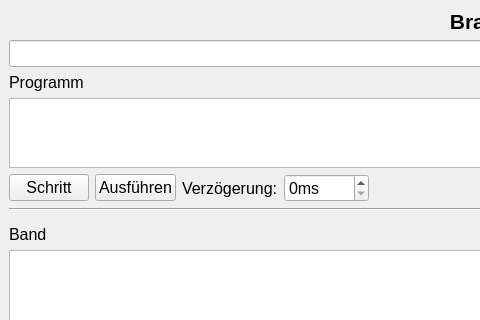
Whitie/brainfuck-stuff, file bfg.ui: the form before one commit; both pictures show x 0 to 480 and y 0 to 320 of the 1112 by 561 pixel window.
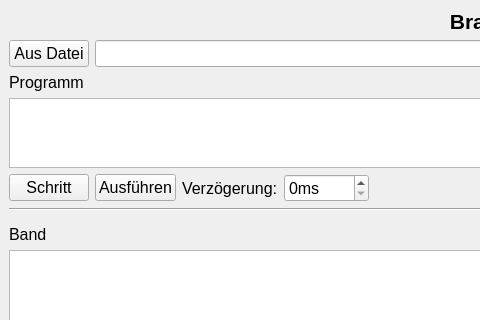
The form after the commit.

Commit message: Added load file and stop delayed execution.

The edit to the form file:
```diff
--- a/bfg.ui
+++ b/bfg.ui
@@ -39,6 +39,16 @@
     </item>
     <item>
      <layout class="QHBoxLayout" name="horizontalLayout_3">
+      <item>
+       <widget class="QPushButton" name="btn_load_file">
+        <property name="toolTip">
+         <string>Brainfuck Programm aus Datei laden</string>
+        </property>
+        <property name="text">
+         <string>Aus Datei</string>
+        </property>
+       </widget>
+      </item>
       <item>
        <widget class="QLineEdit" name="program_input">
         <property name="clearButtonEnabled">
```
The commit also changes 1 other file.
